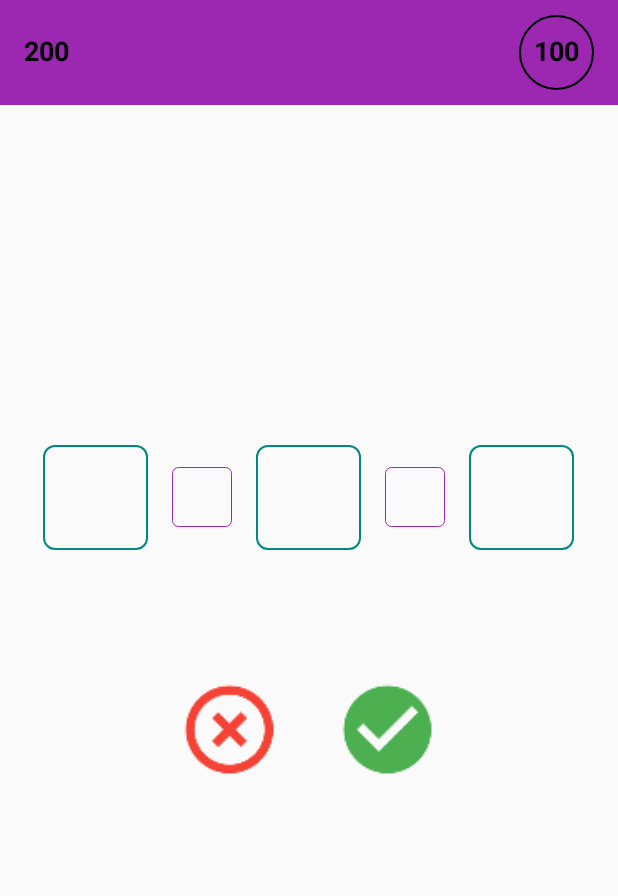
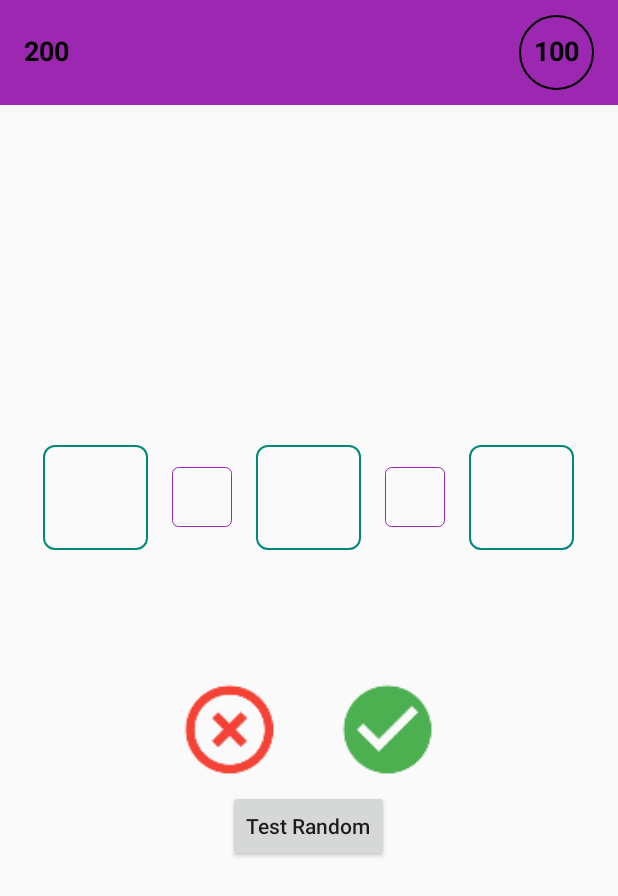
Before and after one commit to tannt275/MathFaker, an Android app: the layout fragment_calculator.xml on its own in the app's theme, with its tools: preview values and no code run, on a phone screen of 412 x 824 dp. Shown: the top 896 px of the screen. Run offline under Robolectric (Android 15) with nearby library versions, the phone set to English and light mode, and no system bars.

```diff
--- a/CrazyArrange/src/main/res/layout/fragment_calculator.xml
+++ b/CrazyArrange/src/main/res/layout/fragment_calculator.xml
@@ -36,6 +36,7 @@
         android:layout_centerVertical="true" />
 
     <RelativeLayout
+        android:id="@+id/actionLayout"
         android:layout_width="match_parent"
         android:layout_height="80dp"
         android:layout_below="@id/adjustView"
@@ -73,4 +74,13 @@
         <include layout="@layout/embed_calculator_layout" />
     </FrameLayout>
 
+    <Button
+        android:id="@+id/testRandom"
+        android:layout_width="wrap_content"
+        android:layout_height="wrap_content"
+        android:layout_below="@id/actionLayout"
+        android:layout_centerHorizontal="true"
+        android:text="@string/testRandom"
+        android:textAllCaps="false" />
+
 </RelativeLayout>
--- a/CrazyArrange/src/main/res/values/strings.xml
+++ b/CrazyArrange/src/main/res/values/strings.xml
@@ -6,5 +6,6 @@
     <string name="countdown_mode">CountDown Mode</string>
     <string name="high_score">High Score</string>
     <string name="rate_us">Rate Us</string>
+    <string name="testRandom">Test Random</string>
 
 </resources>
```
Also changed, not shown: CrazyArrange/src/main/java/tannt275/crazyarrange/controller/CalculatorController.java (+43 -13 lines), CrazyArrange/src/main/java/tannt275/crazyarrange/fragments/CalculatorFragment.java (+19 -0 lines), CrazyArrange/src/main/java/tannt275/crazyarrange/model/CalculatorModel.java (+9 -0 lines).
